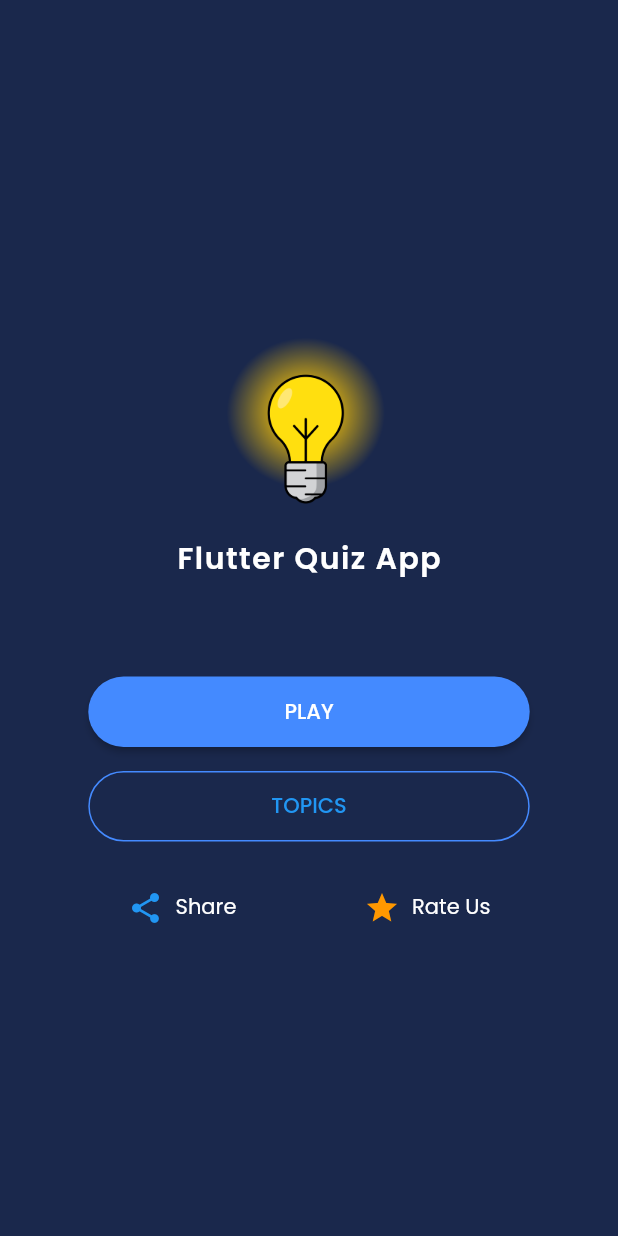
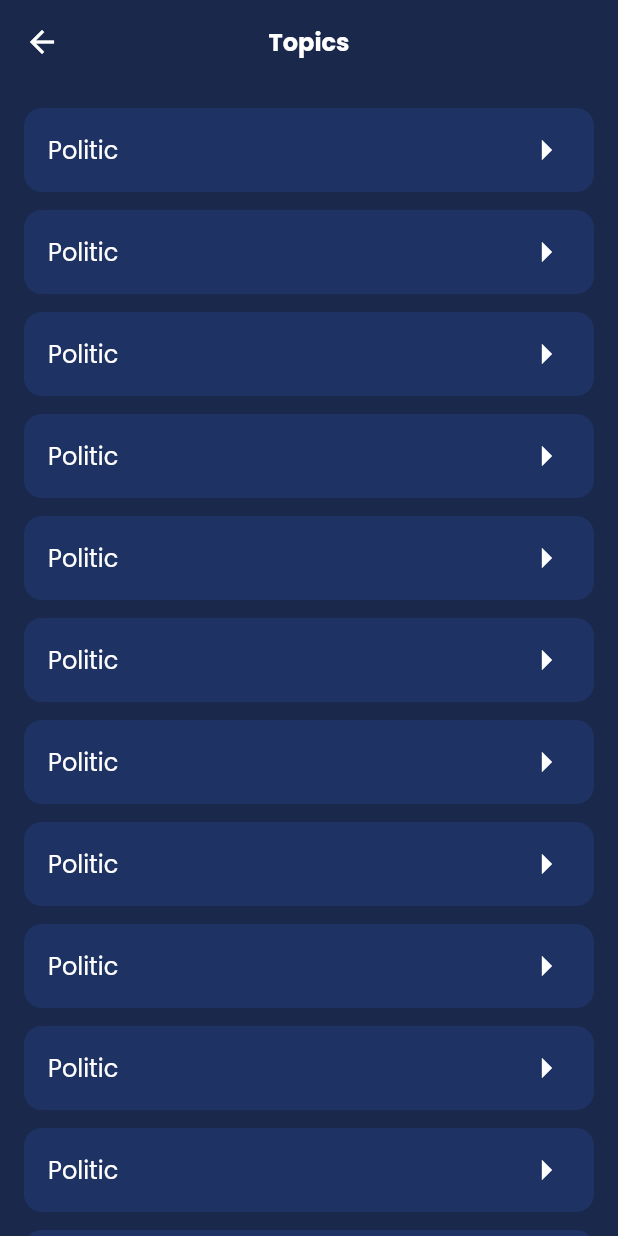
Before and after one commit to nicolafeby/kuis, a Flutter app: the screen it shows after launch, after a tap on "TOPICS", on a phone screen of 412 x 824 dp. Run offline on Flutter 3.47's test engine with Material 2 defaults, Android fonts, the phone set to English and light mode, and no system bars; our stand-ins replace dartz, dio, equatable, get_it, google_fonts; missing offline and left inert: ua_client_hints.

Commit message:
feature: topics page

```diff
--- a/lib/core/router/router.dart
+++ b/lib/core/router/router.dart
@@ -1,6 +1,7 @@
 import 'package:flutter/material.dart';
 import 'package:kuis/core/router/router_constant.dart';
 import 'package:kuis/presentation/home/page/home_page.dart';
+import 'package:kuis/presentation/topic/page/topic_page.dart';
 
 class Router {
   Route generateRouter(Widget page, RouteSettings settings) {
@@ -14,6 +15,8 @@ class Router {
     switch (settings.name) {
       case RouterConstant.homePage:
         return const HomePage();
+      case RouterConstant.topicPage:
+        return const TopicPage();
       default:
         return const HomePage();
     }
--- a/lib/core/router/router_constant.dart
+++ b/lib/core/router/router_constant.dart
@@ -1,3 +1,5 @@
 class RouterConstant {
   static const String homePage = '/home';
+  static const String topicPage = '/topic';
+  static const String quizPage = '/quiz';
 }
--- a/lib/core/widget/custom_appbar.dart
+++ b/lib/core/widget/custom_appbar.dart
@@ -4,7 +4,6 @@ class CustomAppBar extends StatelessWidget implements PreferredSizeWidget {
   const CustomAppBar({
     required this.title,
     this.actions,
-    this.backgroundColor = Colors.white,
     this.elevation = 2.0,
     this.flexibleSpace,
     this.leading,
@@ -14,7 +13,6 @@ class CustomAppBar extends StatelessWidget implements PreferredSizeWidget {
   });
 
   final List<Widget>? actions;
-  final Color? backgroundColor;
   final bool? centerTitle;
   final double? elevation;
   final Widget? flexibleSpace;
@@ -31,9 +29,7 @@ class CustomAppBar extends StatelessWidget implements PreferredSizeWidget {
       centerTitle: centerTitle,
       leading: leading,
       leadingWidth: leadingWidth,
-      iconTheme: const IconThemeData(color: Colors.black),
       title: title,
-      backgroundColor: backgroundColor,
       elevation: elevation,
       actions: actions,
       flexibleSpace: flexibleSpace,
--- a/lib/main.dart
+++ b/lib/main.dart
@@ -18,7 +18,11 @@ class MyApp extends StatelessWidget {
     return baseTheme.copyWith(
       textTheme: GoogleFonts.poppinsTextTheme(baseTheme.textTheme),
       scaffoldBackgroundColor: const Color(0xFF1A284c),
-      appBarTheme: const AppBarTheme(color: Color(0xFF1A284c)),
+      appBarTheme: const AppBarTheme(
+        backgroundColor: Color(
+          0xFF1A284c,
+        ),
+      ),
     );
   }
 
--- a/lib/presentation/home/widget/home_button_sections.dart
+++ b/lib/presentation/home/widget/home_button_sections.dart
@@ -1,4 +1,5 @@
 import 'package:flutter/material.dart';
+import 'package:kuis/core/router/router_constant.dart';
 import 'package:kuis/core/widget/custom_button.dart';
 import 'package:kuis/core/widget/custom_outlined_button.dart';
 
@@ -19,7 +20,7 @@ class HomeButtonSections extends StatelessWidget {
           CustomOutlinedButton(
             width: MediaQuery.of(context).size.width / 1.4,
             title: 'TOPICS',
-            onTap: () {},
+            onTap: () => Navigator.pushNamed(context, RouterConstant.topicPage),
           )
         ],
       ),
--- a/lib/presentation/topic/page/topic_page.dart
+++ b/lib/presentation/topic/page/topic_page.dart
@@ -0,0 +1,41 @@
+import 'package:flutter/material.dart';
+import 'package:kuis/core/widget/custom_appbar.dart';
+import 'package:kuis/presentation/topic/widget/topic_button_tile.dart';
+
+class TopicPage extends StatelessWidget {
+  const TopicPage({super.key});
+
+  @override
+  Widget build(BuildContext context) {
+    return Scaffold(
+      appBar: _buildAppbar(context),
+      body: _buildBody(),
+    );
+  }
+
+  PreferredSizeWidget _buildAppbar(BuildContext context) {
+    return CustomAppBar(
+      centerTitle: true,
+      elevation: 0,
+      title: Text(
+        'Topics',
+        style: Theme.of(context).textTheme.titleMedium?.copyWith(
+              fontWeight: FontWeight.w700,
+            ),
+      ),
+    );
+  }
+
+  Widget _buildBody() {
+    return ListView.separated(
+      padding: const EdgeInsets.all(16.0),
+      itemCount: 20,
+      separatorBuilder: (BuildContext context, int index) {
+        return const SizedBox(height: 12.0);
+      },
+      itemBuilder: (BuildContext context, int index) {
+        return const TopicButtonTile(title: 'Politic');
+      },
+    );
+  }
+}
--- /dev/null
+++ b/lib/presentation/topic/widget/topic_button_tile.dart
@@ -0,0 +1,23 @@
+import 'package:flutter/material.dart';
+
+class TopicButtonTile extends StatelessWidget {
+  final String title;
+  const TopicButtonTile({super.key, required this.title});
+
+  @override
+  Widget build(BuildContext context) {
+    return Container(
+      decoration: BoxDecoration(
+        borderRadius: BorderRadius.circular(12.0),
+        color: const Color(0xFF1F3264),
+      ),
+      child: ListTile(
+        title: Text(title),
+        trailing: const RotatedBox(
+          quarterTurns: 3,
+          child: Icon(Icons.arrow_drop_down, size: 32.0),
+        ),
+      ),
+    );
+  }
+}
--- a/pubspec.yaml
+++ b/pubspec.yaml
@@ -16,6 +16,7 @@ dependencies:
   equatable: ^2.0.5
   flutter:
     sdk: flutter
+  font_awesome_flutter: ^10.4.0
   get_it: ^7.2.0
   google_fonts: ^4.0.5
   ua_client_hints: ^1.1.3
```
Also changed, not shown: pubspec.lock.
